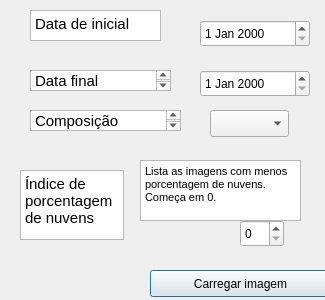
Qt form sentinel_stac_loader_dialog_base.ui (vagnertxr/sentinel_stac_loader) before a commit.
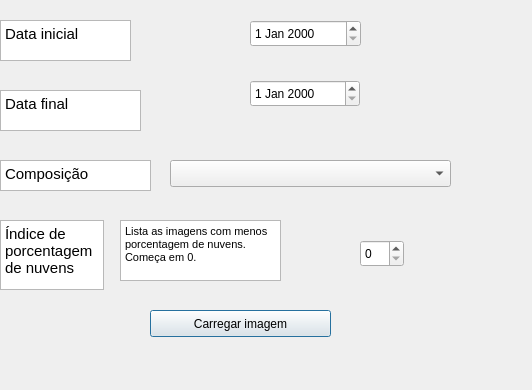
The same form after that commit.

The edit to the form file:
```diff
--- a/sentinel_stac_loader_dialog_base.ui
+++ b/sentinel_stac_loader_dialog_base.ui
@@ -6,8 +6,8 @@
    <rect>
     <x>0</x>
     <y>0</y>
-    <width>325</width>
-    <height>300</height>
+    <width>532</width>
+    <height>390</height>
    </rect>
   </property>
   <property name="windowTitle">
@@ -16,9 +16,9 @@
   <widget class="QDateEdit" name="dateEdit_inicio">
    <property name="geometry">
     <rect>
-     <x>200</x>
+     <x>250</x>
      <y>20</y>
-     <width>110</width>
+     <width>111</width>
      <height>27</height>
     </rect>
    </property>
@@ -26,8 +26,8 @@
   <widget class="QDateEdit" name="dateEdit_final">
    <property name="geometry">
     <rect>
-     <x>200</x>
-     <y>70</y>
+     <x>250</x>
+     <y>80</y>
      <width>110</width>
      <height>27</height>
     </rect>
@@ -36,9 +36,9 @@
   <widget class="QComboBox" name="comboBox_composicao">
    <property name="geometry">
     <rect>
-     <x>210</x>
-     <y>110</y>
-     <width>79</width>
+     <x>170</x>
+     <y>160</y>
+     <width>281</width>
      <height>27</height>
     </rect>
    </property>
@@ -46,8 +46,8 @@
   <widget class="QSpinBox" name="spinBox_indice">
    <property name="geometry">
     <rect>
-     <x>240</x>
-     <y>220</y>
+     <x>360</x>
+     <y>240</y>
      <width>44</width>
      <height>27</height>
     </rect>
@@ -57,7 +57,7 @@
    <property name="geometry">
     <rect>
      <x>150</x>
-     <y>270</y>
+     <y>310</y>
      <width>181</width>
      <height>27</height>
     </rect>
@@ -69,10 +69,10 @@
   <widget class="QTextEdit" name="textEdit">
    <property name="geometry">
     <rect>
-     <x>30</x>
-     <y>10</y>
+     <x>0</x>
+     <y>20</y>
      <width>131</width>
-     <height>31</height>
+     <height>41</height>
     </rect>
    </property>
    <property name="html">
@@ -83,16 +83,16 @@
 li.unchecked::marker { content: &quot;\2610&quot;; }
 li.checked::marker { content: &quot;\2612&quot;; }
 &lt;/style&gt;&lt;/head&gt;&lt;body style=&quot; font-family:'Cabin'; font-size:11pt; font-weight:400; font-style:normal;&quot;&gt;
-&lt;p style=&quot; margin-top:0px; margin-bottom:0px; margin-left:0px; margin-right:0px; -qt-block-indent:0; text-indent:0px;&quot;&gt;Data de inicial&lt;/p&gt;&lt;/body&gt;&lt;/html&gt;</string>
+&lt;p style=&quot; margin-top:0px; margin-bottom:0px; margin-left:0px; margin-right:0px; -qt-block-indent:0; text-indent:0px;&quot;&gt;Data inicial&lt;/p&gt;&lt;/body&gt;&lt;/html&gt;</string>
    </property>
   </widget>
   <widget class="QTextEdit" name="textEdit_2">
    <property name="geometry">
     <rect>
-     <x>30</x>
-     <y>70</y>
+     <x>0</x>
+     <y>90</y>
      <width>141</width>
-     <height>21</height>
+     <height>41</height>
     </rect>
    </property>
    <property name="html">
@@ -109,8 +109,8 @@
   <widget class="QTextEdit" name="textEdit_3">
    <property name="geometry">
     <rect>
-     <x>20</x>
-     <y>170</y>
+     <x>0</x>
+     <y>220</y>
      <width>104</width>
      <height>70</height>
     </rect>
@@ -129,10 +129,10 @@
   <widget class="QTextEdit" name="textEdit_4">
    <property name="geometry">
     <rect>
-     <x>30</x>
-     <y>110</y>
+     <x>0</x>
+     <y>160</y>
      <width>151</width>
-     <height>21</height>
+     <height>31</height>
     </rect>
    </property>
    <property name="html">
@@ -149,8 +149,8 @@
   <widget class="QTextEdit" name="textEdit_5">
    <property name="geometry">
     <rect>
-     <x>140</x>
-     <y>160</y>
+     <x>120</x>
+     <y>220</y>
      <width>161</width>
      <height>61</height>
     </rect>
```
